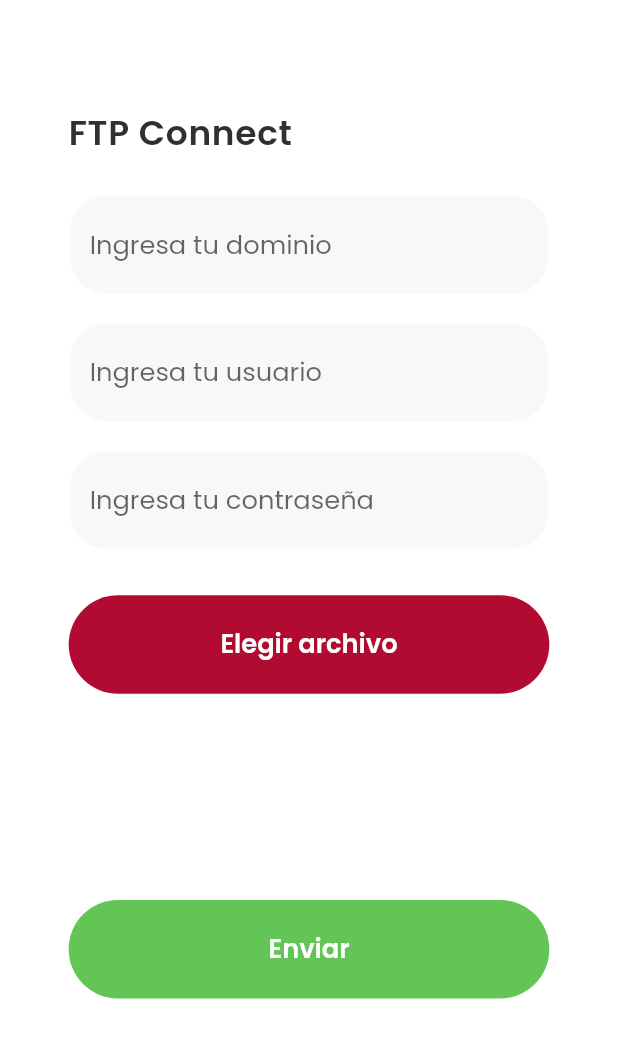
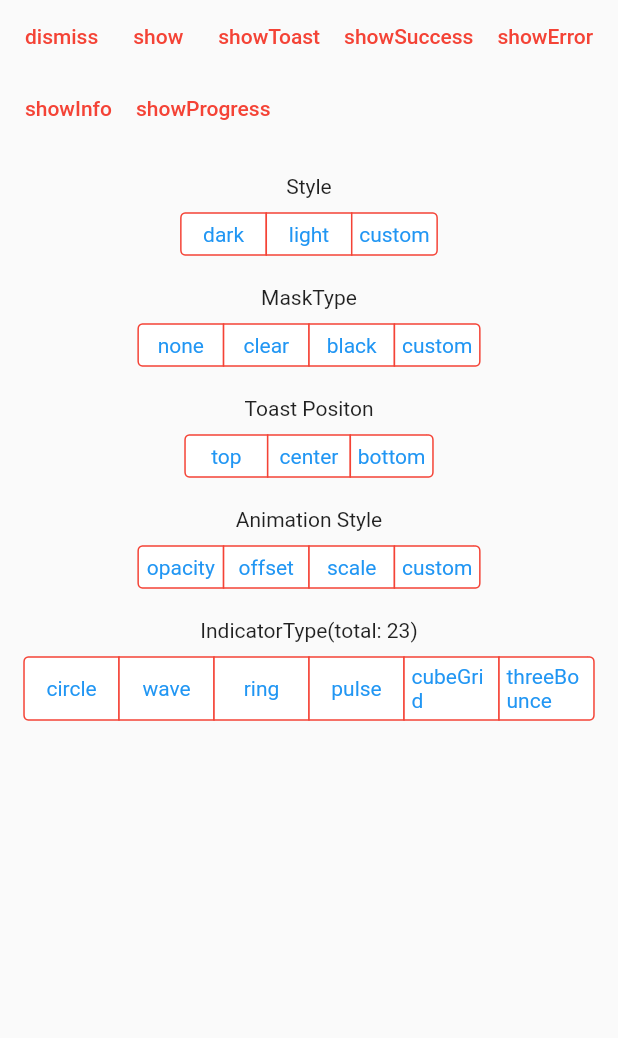
Before and after one commit to cliscano77/flutter_ftpconnect, a Flutter app: the screen it shows after launch, on a phone screen of 412 x 824 dp. Shown: the top 1038 px of the screen. Run offline on Flutter 3.47's test engine with Material 2 defaults, Android fonts, the phone set to English and light mode, and no system bars; our stand-ins replace file_picker, flutter_easyloading, flutter_screenutil; missing offline and left inert: ftpconnect, sweetalert.

Commit message:
update image

```diff
--- a/lib/main.dart
+++ b/lib/main.dart
@@ -1,10 +1,30 @@
 import 'package:flutter/material.dart';
 import 'package:flutter/services.dart';
+import 'package:flutter_easyloading/flutter_easyloading.dart';
 import 'package:flutter_screenutil/flutter_screenutil.dart';
 import 'package:ftp_connect_wifi/pages/home.dart';
+import 'package:ftp_connect_wifi/pages/toast_alert.dart';
 
 void main() {
   runApp(MyApp());
+  configLoading();
+}
+
+
+void configLoading() {
+  EasyLoading.instance
+    ..displayDuration = const Duration(milliseconds: 2000)
+    ..indicatorType = EasyLoadingIndicatorType.fadingCircle
+    ..loadingStyle = EasyLoadingStyle.dark
+    ..indicatorSize = 45.0
+    ..radius = 10.0
+    ..progressColor = Colors.yellow
+    ..backgroundColor = Colors.green
+    ..indicatorColor = Colors.yellow
+    ..textColor = Colors.yellow
+    ..maskColor = Colors.blue.withOpacity(0.5)
+    ..userInteractions = true
+    ..dismissOnTap = false ;
 }
 
 class MyApp extends StatelessWidget {
@@ -19,17 +39,12 @@ class MyApp extends StatelessWidget {
     return ScreenUtilInit(
       builder: () => MaterialApp(
         debugShowCheckedModeBanner: false,
-        home: HomePage(),
+     //   home: HomePage(),
+        home: TosatAlert(),
         theme: ThemeData(
             primarySwatch: Colors.red, primaryColor: Color(0xFF191919)
         ),
-        builder: (context, widget) {
-          return MediaQuery(
-            //Setting font does not change with system font size
-            data: MediaQuery.of(context).copyWith(textScaleFactor: 1.0),
-            child: widget,
-          );
-        },
+        builder: EasyLoading.init(),
       ),
     );
   }
--- a/lib/pages/home.dart
+++ b/lib/pages/home.dart
@@ -1,12 +1,15 @@
 import 'dart:io';
 
 import 'package:flutter/material.dart';
+import 'package:flutter_easyloading/flutter_easyloading.dart';
 import 'package:flutter_screenutil/flutter_screenutil.dart';
 import 'package:ftp_connect_wifi/utils/style.dart';
+import 'package:ftp_connect_wifi/widgets/activity_indicator.dart';
 import 'package:ftp_connect_wifi/widgets/button_custom.dart';
 import 'package:ftp_connect_wifi/widgets/input_custom.dart';
 import 'package:file_picker/file_picker.dart';
 import 'package:ftpconnect/ftpconnect.dart';
+import 'package:sweetalert/sweetalert.dart';
 
 class HomePage extends StatefulWidget {
   @override
@@ -25,8 +28,14 @@ class _HomePageState extends State<HomePage> {
   final FocusNode _userFocus = FocusNode();
   final FocusNode _passFocus = FocusNode();
 
-  String nameFile = '', host, user, pass;
+  String nameFile = '' , pathFile, host, user, pass;
   String error = '';
+
+  //////////
+  bool _isLoading = false;
+  bool _isButton = true;
+
+
 
   @override
   Widget build(BuildContext context) {
@@ -46,99 +55,98 @@ class _HomePageState extends State<HomePage> {
                 mainAxisSize: MainAxisSize.min,
                 crossAxisAlignment: CrossAxisAlignment.start,
                 children: [
-                  Text(
-                    'FTP Connect',
-                    style: StyleGeneral.styleTextTitlePage,
-                    textAlign: TextAlign.center,
-                  ),
+                  // Text(
+                  //   'FTP Connect',
+                  //   style: StyleGeneral.styleTextTitlePage,
+                  //   textAlign: TextAlign.center,
+                  // ),
+                  //
+                  // SizedBox(height: 20.h),
+                  // InputCustom(
+                  //   focusNode: _dominioFocus,
+                  //   controller: _inputDominioController,
+                  //   keyboardType: TextInputType.number,
+                  //   onFieldSubmitted: (term) {
+                  //     _fieldFocusChange(context, _dominioFocus, _userFocus);
+                  //   },
+                  //   hintText: 'Ingresa tu dominio',
+                  //   validator: (value) {
+                  //     if (value.isEmpty) return 'El Dominio es obligatorio';
+                  //     return null;
+                  //   },
+                  // ),
+                  //
+                  // SizedBox(
+                  //   height: 15.h,
+                  // ),
+                  // InputCustom(
+                  //   focusNode: _userFocus,
+                  //   controller: _inputUserController,
+                  //   onFieldSubmitted: (term) {
+                  //     _fieldFocusChange(context, _userFocus, _passFocus);
+                  //   },
+                  //   hintText: 'Ingresa tu usuario',
+                  //   validator: (value) {
+                  //     if (value.isEmpty) return 'El Usuario es obligatorio';
+                  //     return null;
+                  //   },
+                  // ),
+                  //
+                  // SizedBox(
+                  //   height: 15.h,
+                  // ),
+                  // InputCustom(
+                  //   focusNode: _passFocus,
+                  //   controller: _inputPassController,
+                  //   textInputAction: TextInputAction.done,
+                  //   hintText: 'Ingresa tu contraseña',
+                  //   validator: (value) {
+                  //     if (value.isEmpty) return 'La contraseña es obligatorio';
+                  //     return null;
+                  //   },
+                  // ),
+                  //
+                  // SizedBox(
+                  //   height: 25.h,
+                  // ),
+                  // ButtonCustom(
+                  //   text: 'Elegir archivo',
+                  //   fullscreen: true,
+                  //   onTap: () async {
+                  //     FilePickerResult result = await FilePicker.platform.pickFiles();
+                  //
+                  //     if(result != null) {
+                  //       PlatformFile file = result.files.first;
+                  //
+                  //       setState(() {
+                  //         nameFile = file.name;
+                  //         pathFile = file.path;
+                  //
+                  //         _isButton= true;
+                  //       });
+                  //     } else {
+                  //       // User canceled the picker
+                  //     }
+                  //   },
+                  // ),
+                  //
+                  // SizedBox(
+                  //   height: 20.h,
+                  // ),
+                  //
+                  // Center(
+                  //   child: Text(
+                  //     nameFile,
+                  //     style: StyleGeneral.styleTextSmall,
+                  //     textAlign: TextAlign.center,
+                  //   )
+                  // ),
+                  //
+                  // SizedBox(
+                  //   height: 65.h,
+                  // ),
 
-                  SizedBox(height: 20.h),
-                  InputCustom(
-                    focusNode: _dominioFocus,
-                    controller: _inputDominioController,
-                    onFieldSubmitted: (term) {
-                      _fieldFocusChange(context, _dominioFocus, _userFocus);
-                    },
-                    hintText: 'Ingresa tu dominio',
-                    validator: (value) {
-                      if (value.isEmpty) return 'El Dominio es obligatorio';
-                      return null;
-                    },
-                  ),
-
-                  SizedBox(
-                    height: 15.h,
-                  ),
-                  InputCustom(
-                    focusNode: _userFocus,
-                    controller: _inputUserController,
-                    onFieldSubmitted: (term) {
-                      _fieldFocusChange(context, _userFocus, _passFocus);
-                    },
-                    hintText: 'Ingresa tu usuario',
-                    validator: (value) {
-                      if (value.isEmpty) return 'El Usuario es obligatorio';
-                      return null;
-                    },
-                  ),
-
-                  SizedBox(
-                    height: 15.h,
-                  ),
-                  InputCustom(
-                    focusNode: _passFocus,
-                    controller: _inputPassController,
-                    textInputAction: TextInputAction.done,
-                    hintText: 'Ingresa tu contraseña',
-                    validator: (value) {
-                      if (value.isEmpty) return 'La contraseña es obligatorio';
-                      return null;
-                    },
-                  ),
-
-                  SizedBox(
-                    height: 25.h,
-                  ),
-                  ButtonCustom(
-                    text: 'Elegir archivo',
-                    fullscreen: true,
-                    onTap: () async {
-                      FilePickerResult result = await FilePicker.platform.pickFiles();
-
-                      if(result != null) {
-                        PlatformFile file = result.files.first;
-                        print(file.name);
-                        print(file.bytes);
-                        print(file.size);
-                        print(file.extension);
-                        print(file.path);
-
-                        setState(() {
-                          nameFile = file.name;
-                        });
-                      } else {
-                        // User canceled the picker
-                      }
-                    },
-                  ),
-
-                  SizedBox(
-                    height: 20.h,
-                  ),
-
-                  Center(
-                    child: Text(
-                      nameFile,
-                      style: StyleGeneral.styleTextSmall,
-                      textAlign: TextAlign.center,
-                    )
-                  ),
-
-                  SizedBox(
-                    height: 65.h,
-                  ),
-
-                  GestureDetector(
+                  _isButton ? _isLoading ? ActivityIndicator() : GestureDetector(
                     onTap: (){
                       _sendFiles();
                     },
@@ -158,7 +166,7 @@ class _HomePageState extends State<HomePage> {
                         ),
                       ),
                     ),
-                  ),
+                  ): Container(),
 
                   Center(
                       child: Text(
@@ -181,25 +189,42 @@ class _HomePageState extends State<HomePage> {
   }
 
   _sendFiles() async {
+    EasyLoading.show(status: 'loading...');
 
-    host = _inputDominioController.text.trim();
-    user = _inputUserController.text.trim();
-    pass = _inputPassController.text.trim();
+    // host = _inputDominioController.text.trim();
+    // user = _inputUserController.text.trim();
+    // pass = _inputPassController.text.trim();
+    //
+    //
+    // FTPConnect ftpConnect = FTPConnect(host , user:user , pass:pass);
+    // //FTPConnect ftpConnect = FTPConnect("chef24seven.com" , user:"chef24seven" , pass:"4BBV1RSqBF*vofPjO");
+    //
+    // try {
+    //   File fileToUpload = File(pathFile);
+    //   await ftpConnect.connect();
+    //   bool res = await ftpConnect.uploadFileWithRetry(fileToUpload, pRetryCount: 2);
+    //
+    //   //await ftpConnect.uploadFile(fileToUpload);
+    //   await ftpConnect.disconnect();
+    //
+    //   print(res);
+    //
+    //   if(res){
+    //     SweetAlert.show(context,
+    //         subtitle: "Envio exitoso",
+    //         style: SweetAlertStyle.success);
+    //   }
+    // } catch (e) {
+    //   //error
+    //   print("error: "+e);
+    //   setState(() {
+    //     error = e.toString();
+    //   });
+    // }
+    // setState(() {
+    //   _isLoading = true;
+    // });
 
-    FTPConnect ftpConnect = FTPConnect(host , user:user , pass:pass);
-    print(ftpConnect);
-    try {
-      File fileToUpload = File(nameFile);
-      await ftpConnect.connect();
-      await ftpConnect.uploadFile(fileToUpload);
-      await ftpConnect.disconnect();
-    } catch (e) {
-      //error
-      print("error: "+e);
-      setState(() {
-        error = e.toString();
-      });
-    }
 
   }
 
--- /dev/null
+++ b/lib/pages/toast_alert.dart
@@ -0,0 +1,315 @@
+import 'package:flutter/material.dart';
+import 'dart:async';
+import 'package:flutter/cupertino.dart';
+import 'package:flutter_easyloading/flutter_easyloading.dart';
+
+class TosatAlert extends StatefulWidget {
+  @override
+  _TosatAlertState createState() => _TosatAlertState();
+}
+
+class _TosatAlertState extends State<TosatAlert> {
+
+  Timer _timer;
+  double _progress;
+
+  @override
+  void initState() {
+    // TODO: implement initState
+    super.initState();
+    EasyLoading.addStatusCallback((status) {
+      print('EasyLoading Status $status');
+      if (status == EasyLoadingStatus.dismiss) {
+        _timer?.cancel();
+      }
+    });
+    EasyLoading.showSuccess('Use in initState');
+  }
+
+
+  @override
+  Widget build(BuildContext context) {
+    return Scaffold(
+      body: Container(
+        width: MediaQuery.of(context).size.width,
+        child: SingleChildScrollView(
+          child: Column(
+            crossAxisAlignment: CrossAxisAlignment.center,
+            mainAxisAlignment: MainAxisAlignment.start,
+            children: [
+              Wrap(
+                runAlignment: WrapAlignment.center,
+                crossAxisAlignment: WrapCrossAlignment.center,
+                children: [
+                  TextButton(
+                    child: Text('dismiss'),
+                    onPressed: () async {
+                      _timer?.cancel();
+                      await EasyLoading.dismiss();
+                      print('EasyLoading dismiss');
+                    },
+                  ),
+                  TextButton(
+                    child: Text('show'),
+                    onPressed: () async {
+                      _timer?.cancel();
+                      await EasyLoading.show(
+                        status: 'loading...',
+                        maskType: EasyLoadingMaskType.black,
+                      );
+                      print('EasyLoading show');
+                    },
+                  ),
+                  TextButton(
+                    child: Text('showToast'),
+                    onPressed: () {
+                      _timer?.cancel();
+                      EasyLoading.showToast(
+                        'Toast',
+                      );
+                    },
+                  ),
+                  TextButton(
+                    child: Text('showSuccess'),
+                    onPressed: () async {
+                      _timer?.cancel();
+                      await EasyLoading.showSuccess('Great Success!');
+                      print('EasyLoading showSuccess');
+                    },
+                  ),
+                  TextButton(
+                    child: Text('showError'),
+                    onPressed: () {
+                      _timer?.cancel();
+                      EasyLoading.showError('Failed with Error');
+                    },
+                  ),
+                  TextButton(
+                    child: Text('showInfo'),
+                    onPressed: () {
+                      _timer?.cancel();
+                      EasyLoading.showInfo('Useful Information.');
+                    },
+                  ),
+
+                  TextButton(
+                    child: Text('showProgress'),
+                    onPressed: () {
+                      _progress = 0;
+                      _timer?.cancel();
+                      _timer = Timer.periodic(const Duration(milliseconds: 100),
+                              (Timer timer) {
+                            EasyLoading.showProgress(_progress,
+                                status: '${(_progress * 100).toStringAsFixed(0)}%');
+                            _progress += 0.03;
+
+                            if (_progress >= 1) {
+                              _timer?.cancel();
+                              EasyLoading.dismiss();
+                            }
+                          });
+                    },
+                  ),
+                ],
+              ),
+
+            ///////////////////////////////
+              Padding(
+                padding: EdgeInsets.only(top: 20.0),
+                child: Column(
+                  children: <Widget>[
+                    Text('Style'),
+                    Padding(
+                      padding: EdgeInsets.only(top: 10.0),
+                      child: CupertinoSegmentedControl<EasyLoadingStyle>(
+                        selectedColor: Colors.blue,
+                        children: {
+                          EasyLoadingStyle.dark: Padding(
+                            padding: EdgeInsets.all(5.0),
+                            child: Text('dark'),
+                          ),
+                          EasyLoadingStyle.light: Padding(
+                            padding: EdgeInsets.all(5.0),
+                            child: Text('light'),
+                          ),
+                          EasyLoadingStyle.custom: Padding(
+                            padding: EdgeInsets.all(5.0),
+                            child: Text('custom'),
+                          ),
+                        },
+                        onValueChanged: (value) {
+                          EasyLoading.instance.loadingStyle = value;
+                        },
+                      ),
+                    ),
+                  ],
+                ),
+              ),
+
+
+              //////////////////////////////////////
+              Padding(
+                padding: EdgeInsets.only(top: 20.0),
+                child: Column(
+                  children: <Widget>[
+                    Text('MaskType'),
+                    Padding(
+                      padding: EdgeInsets.only(top: 10.0),
+                      child: CupertinoSegmentedControl<EasyLoadingMaskType>(
+                        selectedColor: Colors.blue,
+                        children: {
+                          EasyLoadingMaskType.none: Padding(
+                            padding: EdgeInsets.all(5.0),
+                            child: Text('none'),
+                          ),
+                          EasyLoadingMaskType.clear: Padding(
+                            padding: EdgeInsets.all(5.0),
+                            child: Text('clear'),
+                          ),
+                          EasyLoadingMaskType.black: Padding(
+                            padding: EdgeInsets.all(5.0),
+                            child: Text('black'),
+                          ),
+                          EasyLoadingMaskType.custom: Padding(
+                            padding: EdgeInsets.all(5.0),
+                            child: Text('custom'),
+                          ),
+                        },
+                        onValueChanged: (value) {
+                          EasyLoading.instance.maskType = value;
+                        },
+                      ),
+                    ),
+                  ],
+                ),
+              ),
+
+              ////////////////////////////////
+              Padding(
+                padding: EdgeInsets.only(top: 20.0),
+                child: Column(
+                  children: <Widget>[
+                    Text('Toast Positon'),
+                    Padding(
+                      padding: EdgeInsets.only(top: 10.0),
+                      child:
+                      CupertinoSegmentedControl<EasyLoadingToastPosition>(
+                        selectedColor: Colors.blue,
+                        children: {
+                          EasyLoadingToastPosition.top: Padding(
+                            padding: EdgeInsets.all(5.0),
+                            child: Text('top'),
+                          ),
+                          EasyLoadingToastPosition.center: Padding(
+                            padding: EdgeInsets.all(5.0),
+                            child: Text('center'),
+                          ),
+                          EasyLoadingToastPosition.bottom: Padding(
+                            padding: EdgeInsets.all(5.0),
+                            child: Text('bottom'),
+                          ),
+                        },
+                        onValueChanged: (value) {
+                          EasyLoading.instance.toastPosition = value;
+                        },
+                      ),
+                    ),
+                  ],
+                ),
+              ),
+
+
+              ////////////////////////////////////
+              Padding(
+                padding: EdgeInsets.only(top: 20.0),
+                child: Column(
+                  children: <Widget>[
+                    Text('Animation Style'),
+                    Padding(
+                      padding: EdgeInsets.only(top: 10.0),
+                      child:
+                      CupertinoSegmentedControl<EasyLoadingAnimationStyle>(
+                        selectedColor: Colors.blue,
+                        children: {
+                          EasyLoadingAnimationStyle.opacity: Padding(
+                            padding: EdgeInsets.all(5.0),
+                            child: Text('opacity'),
+                          ),
+                          EasyLoadingAnimationStyle.offset: Padding(
+                            padding: EdgeInsets.all(5.0),
+                            child: Text('offset'),
+                          ),
+                          EasyLoadingAnimationStyle.scale: Padding(
+                            padding: EdgeInsets.all(5.0),
+                            child: Text('scale'),
+                          ),
+                          EasyLoadingAnimationStyle.custom: Padding(
+                            padding: EdgeInsets.all(5.0),
+                            child: Text('custom'),
+                          ),
+                        },
+                        onValueChanged: (value) {
+                          EasyLoading.instance.animationStyle = value;
+                        },
+                      ),
+                    ),
+                  ],
+                ),
+              ),
+
+
+              /////////////////////////////////////////////
+              Padding(
+                padding: EdgeInsets.only(
+                  top: 20.0,
+                  bottom: 50.0,
+                ),
+                child: Column(
+                  children: <Widget>[
+                    Text('IndicatorType(total: 23)'),
+                    Padding(
+                      padding: EdgeInsets.only(top: 10.0),
+                      child:
+                      CupertinoSegmentedControl<EasyLoadingIndicatorType>(
+                        selectedColor: Colors.blue,
+                        children: {
+                          EasyLoadingIndicatorType.circle: Padding(
+                            padding: EdgeInsets.all(5.0),
+                            child: Text('circle'),
+                          ),
+                          EasyLoadingIndicatorType.wave: Padding(
+                            padding: EdgeInsets.all(5.0),
+                            child: Text('wave'),
+                          ),
+                          EasyLoadingIndicatorType.ring: Padding(
+                            padding: EdgeInsets.all(5.0),
+                            child: Text('ring'),
+                          ),
+                          EasyLoadingIndicatorType.pulse: Padding(
+                            padding: EdgeInsets.all(5.0),
+                            child: Text('pulse'),
+                          ),
+                          EasyLoadingIndicatorType.cubeGrid: Padding(
+                            padding: EdgeInsets.all(5.0),
+                            child: Text('cubeGrid'),
+                          ),
+                          EasyLoadingIndicatorType.threeBounce: Padding(
+                            padding: EdgeInsets.all(5.0),
+                            child: Text('threeBounce'),
+                          ),
+                        },
+                        onValueChanged: (value) {
+                          EasyLoading.instance.indicatorType = value;
+                        },
+                      ),
+                    ),
+                  ],
+                ),
+              ),
+            ],
+          ),
+        ),
+      ),
+    );
+  }
+}
--- a/pubspec.yaml
+++ b/pubspec.yaml
@@ -31,7 +31,8 @@ dependencies:
   flutter_screenutil: any
   file_picker: ^4.4.0
   ftpconnect: ^1.0.0
-
+  sweetalert: any
+  flutter_easyloading: ^3.0.3
 
 dev_dependencies:
   flutter_test:
```
Also changed, not shown: lib/widgets/activity_indicator.dart (added, +34 -0 lines), pubspec.lock.
